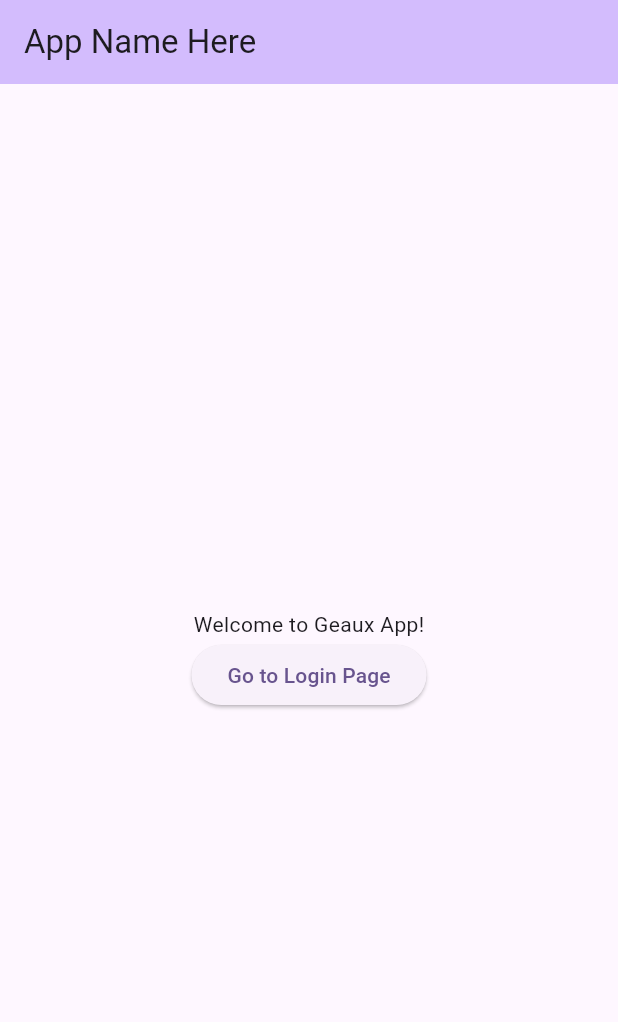
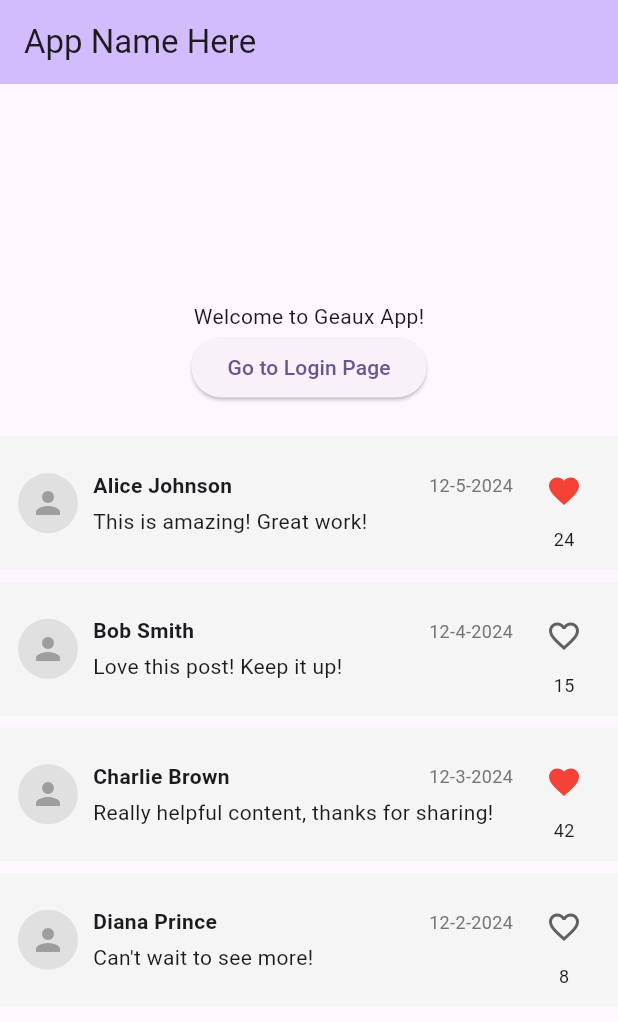
Before and after one commit to Google-Developers-Student-Club-LSU/GeauxApp-Frontend, a Flutter app: the screen it shows after launch, on a phone screen of 412 x 824 dp. Shown: the top 1022 px of the screen. Run offline on Flutter 3.47's test engine with Material 3 defaults, Android fonts, the light colour scheme and no system bars.

Commit message:
feat(created comment section widget) inside of comment.dart there is a widget for individual comments which has states for loadign data and functions for liking them. The comment section will take a list of comments as a prop.
todo(make functionality for comment section)
planning on having parent widget handle gathering the omment data for a post, but i woud like to implement a way for it to refresh once a user adds their own ocmment. Pehaps force a rerender on a commend addition

```diff
--- a/lib/main.dart
+++ b/lib/main.dart
@@ -1,5 +1,6 @@
 import 'package:flutter/material.dart';
 import 'package:geaux_app_frontend/screens/login_page.dart';
+import 'package:geaux_app_frontend/widget/comment.dart';
 void main() {
   runApp(const MyApp());
 }
@@ -103,6 +104,62 @@ class _MyHomePageState extends State<MyHomePage> {
               },
               child: const Text('Go to Login Page'),
             ),
+            const SizedBox(height: 10),
+            SizedBox(
+              height: 400,
+              child: CommentSection(
+                comments: [
+                  CommentData(
+                    commentID: 1,
+                    userName: "Alice Johnson",
+                    date: "12-5-2024",
+                    message: "This is amazing! Great work!",
+                    likeCount: 24,
+                    hasLiked: true,
+                  ),
+                  CommentData(
+                    commentID: 2,
+                    userName: "Bob Smith",
+                    date: "12-4-2024",
+                    message: "Love this post! Keep it up!",
+                    likeCount: 15,
+                    hasLiked: false,
+                  ),
+                  CommentData(
+                    commentID: 3,
+                    userName: "Charlie Brown",
+                    date: "12-3-2024",
+                    message: "Really helpful content, thanks for sharing!",
+                    likeCount: 42,
+                    hasLiked: true,
+                  ),
+                  CommentData(
+                    commentID: 4,
+                    userName: "Diana Prince",
+                    date: "12-2-2024",
+                    message: "Can't wait to see more!",
+                    likeCount: 8,
+                    hasLiked: false,
+                  ),
+                  CommentData(
+                    commentID: 5,
+                    userName: "Eve Wilson",
+                    date: "12-1-2024",
+                    message: "This is exactly what I needed!",
+                    likeCount: 33,
+                    hasLiked: true,
+                  ),
+                  CommentData(
+                    commentID: 6,
+                    userName: "Frank Miller",
+                    date: "11-30-2024",
+                    message: "Awesome!",
+                    likeCount: 19,
+                    hasLiked: false,
+                  ),
+                ],
+              ),
+            ),
           ],
         ),
       ),
--- /dev/null
+++ b/lib/widget/comment.dart
@@ -0,0 +1,191 @@
+import 'package:flutter/material.dart';
+
+// Data class to represent a comment
+class CommentData {
+  final int commentID;
+  final Image? userAvatar;
+  final String userName;
+  final String date;
+  final String message;
+  final int likeCount;
+  final bool hasLiked;
+
+  const CommentData({
+    required this.commentID,
+    this.userAvatar,
+    this.userName = "",
+    this.date = "",
+    this.message = "Unable to Load Comment",
+    this.likeCount = 0,
+    this.hasLiked = false,
+  });
+}
+
+// Scrollable comment section widget
+//view an example on how to load it at end of file
+class CommentSection extends StatelessWidget {
+  final List<CommentData> comments;
+  final EdgeInsets? padding;
+  final ScrollPhysics? physics;
+
+  const CommentSection({
+    super.key,
+    required this.comments,
+    this.padding,
+    this.physics,
+  });
+
+  @override
+  Widget build(BuildContext context) {
+    if (comments.isEmpty) {
+      return const Center(
+        child: Padding(
+          padding: EdgeInsets.all(16.0),
+          child: Text(
+            'No comments yet',
+            style: TextStyle(color: Colors.grey, fontSize: 14),
+          ),
+        ),
+      );
+    }
+
+    return ListView.builder(
+      padding: padding ?? const EdgeInsets.symmetric(vertical: 8),
+      physics: physics ?? const AlwaysScrollableScrollPhysics(),
+      shrinkWrap: true,
+      itemCount: comments.length,
+      itemBuilder: (context, index) {
+        final comment = comments[index];
+        return CommentWidget(
+          commentID: comment.commentID,
+          userAvatar: comment.userAvatar,
+          userName: comment.userName,
+          date: comment.date,
+          message: comment.message,
+          likeCount: comment.likeCount,
+          hasLiked: comment.hasLiked,
+        );
+      },
+    );
+  }
+}
+
+class CommentWidget extends StatefulWidget {
+  //local states
+  final int commentID;
+  final Image? userAvatar;
+  final String userName;
+  final String date;
+  final String message;
+  final int likeCount;
+  final bool hasLiked;
+  //functions
+  const CommentWidget({
+    super.key,
+    required this.commentID,
+    this.userAvatar,
+    this.userName = "",
+    this.date = "",
+    this.message = "Unable to Load Comment",
+    this.likeCount = -999,
+    this.hasLiked = false,
+  });
+
+  @override
+  State<CommentWidget> createState() => _CommentWidgetState();
+}
+
+class _CommentWidgetState extends State<CommentWidget> {
+  @override
+  void initState() {
+    super.initState();
+    // todo: if you are planning to only provide a comment id as a prop, make an api call and load into state
+     }
+
+  void onUserTap() {
+    print("tapped user");
+    // todo: have it go to user page
+  }
+
+  void onLikeToggle() {
+    print("tapped like");
+    //todo: call service func to update comment api
+    //todo: set has liked dto be true or false and refresh like count
+  }
+
+  @override
+  Widget build(BuildContext context) {
+    return Container(
+      padding: const EdgeInsets.all(12),
+      margin: const EdgeInsets.symmetric(vertical: 4),
+      decoration: BoxDecoration(color: Colors.grey.shade100),
+      child: Row(
+        children: [
+          // Avatar (Clickable)
+          GestureDetector(
+            onTap: onUserTap,
+            child: CircleAvatar(
+              radius: 20,
+              backgroundColor: Colors.grey.shade300,
+              child: widget.userAvatar == null
+                  ? const Icon(Icons.person, color: Colors.grey)
+                  : widget.userAvatar,
+            ),
+          ),
+
+          const SizedBox(width: 10),
+
+          // Comment Body
+          Expanded(
+            child: Column(
+              crossAxisAlignment: CrossAxisAlignment.start,
+              children: [
+                // Username + Date
+                Row(
+                  mainAxisAlignment: MainAxisAlignment.spaceBetween,
+                  children: [
+                    Text(
+                      widget.userName,
+                      style: const TextStyle(
+                        fontWeight: FontWeight.bold,
+                        fontSize: 14,
+                      ),
+                    ),
+                    Text(
+                      widget.date,
+                      style: TextStyle(
+                        color: Colors.grey.shade600,
+                        fontSize: 12,
+                      ),
+                    ),
+                  ],
+                ),
+
+                const SizedBox(height: 4),
+
+                // Comment Text
+                Text(widget.message, style: const TextStyle(fontSize: 14)),
+              ],
+            ),
+          ),
+
+          const SizedBox(width: 10),
+
+          // Like Button + Count
+          Column(
+            children: [
+              IconButton(
+                icon: Icon(
+                  widget.hasLiked ? Icons.favorite : Icons.favorite_border,
+                  color: widget.hasLiked ? Colors.red : Colors.grey.shade700,
+                ),
+                onPressed: onLikeToggle,
+              ),
+              Text('${widget.likeCount}', style: const TextStyle(fontSize: 12)),
+            ],
+          ),
+        ],
+      ),
+    );
+  }
+}
```
Also changed, not shown: lib/screens/post_page.dart (added).
